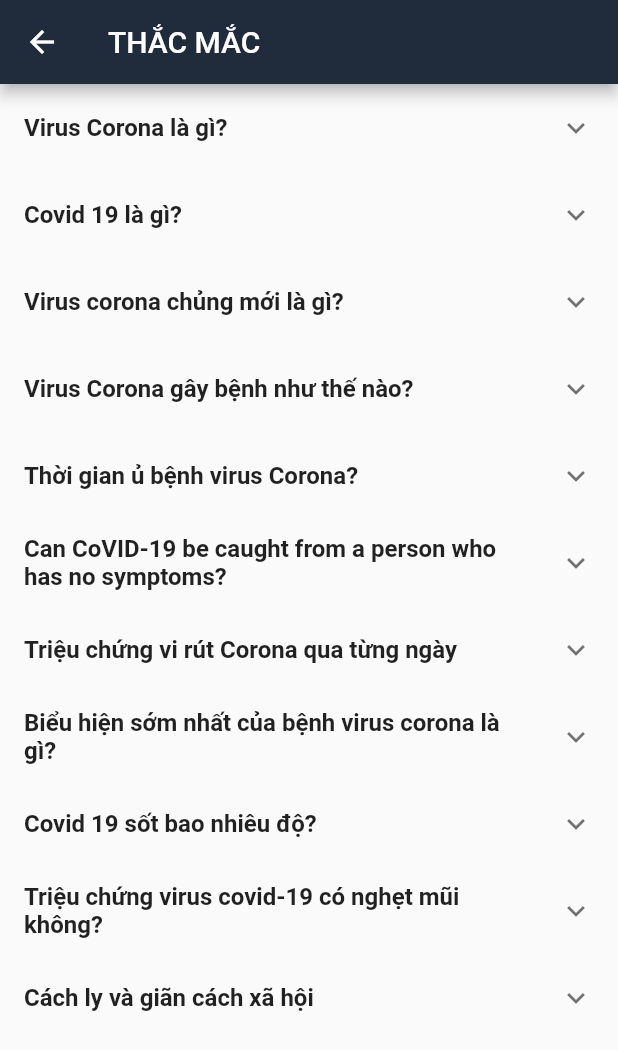
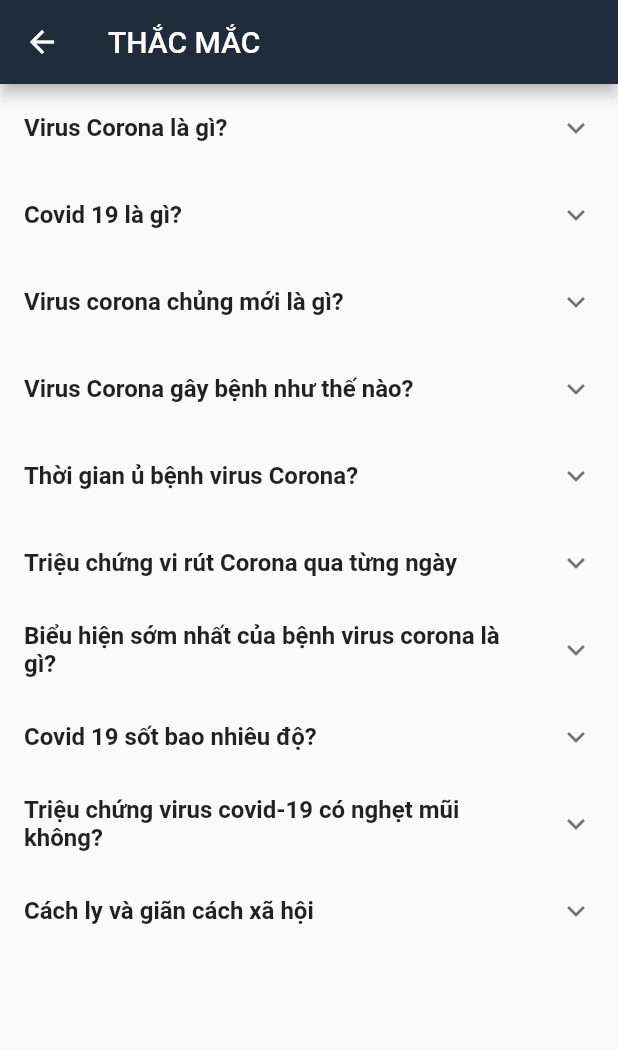
Before and after one commit to Tung-TV/covid19-tracker-app, a Flutter app: the FAQS screen opened directly, on a phone screen of 412 x 824 dp. Shown: the top 1050 px of the screen. Run offline on Flutter 3.47's test engine with Material 2 defaults, Android fonts, the phone set to English and light mode, and no system bars; our stand-ins replace cloud_firestore, curved_navigation_bar, firebase_core, flutter_svg, pie_chart; missing offline and left inert: dart:html; accounts and stored records are empty; network calls fail; Roboto replaces fonts that are missing (TimeNewsRoman).

Commit message:
Update data.dart

```diff
--- a/Flutter/covid19/lib/data.dart
+++ b/Flutter/covid19/lib/data.dart
@@ -33,11 +33,6 @@ static List questionAnswers = [
           "Một người nhiễm virus Corona có thể xuất hiện các triệu chứng đầu tiên sau thời gian ủ bệnh khoảng 2-14 ngày, trung bình là 5 ngày. Trong thời gian ủ bệnh, virus vẫn có thể lây truyền gây nhiễm bệnh. VNVC đã chuẩn bị sẵn 1 bài viết về thời gian ủ bệnh virus Corona cho bạn tham khảo."
            },
     {
-      "question": "Can CoVID-19 be caught from a person who has no symptoms?",
-      "answer":
-          "The main way the disease spreads is through respiratory droplets expelled by someone who is coughing. The risk of catching COVID-19 from someone with no symptoms at all is very low. However, many people with COVID-19 experience only mild symptoms. This is particularly true at the early stages of the disease. It is therefore possible to catch COVID-19 from someone who has, for example, just a mild cough and does not feel ill.  WHO is assessing ongoing research on the period of transmission of COVID-19 and will continue to share updated findings.    "
-    },
-    {
       "question":
           "Triệu chứng vi rút Corona qua từng ngày",
       "answer":
```
